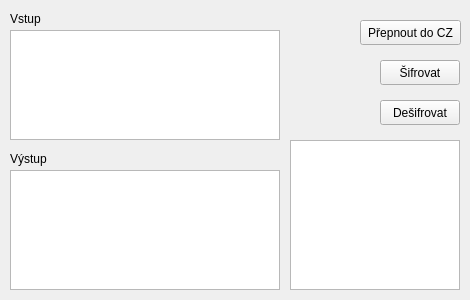
Above: dialog.ui from FAIKRYHB/PlayFair before the change. Below: the same form after it.
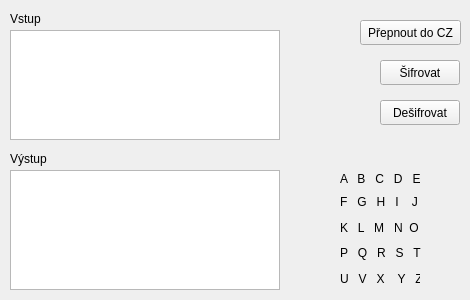
That is the form after the change.

```diff
--- a/dialog.ui
+++ b/dialog.ui
@@ -98,14 +98,69 @@
     <string>Výstup</string>
    </property>
   </widget>
-  <widget class="QTableWidget" name="table">
+  <widget class="QLabel" name="row1">
    <property name="geometry">
     <rect>
-     <x>290</x>
-     <y>140</y>
-     <width>170</width>
-     <height>150</height>
+     <x>340</x>
+     <y>170</y>
+     <width>80</width>
+     <height>17</height>
     </rect>
+   </property>
+   <property name="text">
+    <string>A   B   C   D   E</string>
+   </property>
+  </widget>
+  <widget class="QLabel" name="row4">
+   <property name="geometry">
+    <rect>
+     <x>340</x>
+     <y>244</y>
+     <width>90</width>
+     <height>17</height>
+    </rect>
+   </property>
+   <property name="text">
+    <string>P   Q   R   S   T</string>
+   </property>
+  </widget>
+  <widget class="QLabel" name="row3">
+   <property name="geometry">
+    <rect>
+     <x>340</x>
+     <y>219</y>
+     <width>80</width>
+     <height>17</height>
+    </rect>
+   </property>
+   <property name="text">
+    <string>K   L   M   N  O</string>
+   </property>
+  </widget>
+  <widget class="QLabel" name="row2">
+   <property name="geometry">
+    <rect>
+     <x>340</x>
+     <y>193</y>
+     <width>80</width>
+     <height>17</height>
+    </rect>
+   </property>
+   <property name="text">
+    <string>F   G   H   I    J</string>
+   </property>
+  </widget>
+  <widget class="QLabel" name="row5">
+   <property name="geometry">
+    <rect>
+     <x>340</x>
+     <y>270</y>
+     <width>80</width>
+     <height>17</height>
+    </rect>
+   </property>
+   <property name="text">
+    <string>U   V   X    Y   Z</string>
    </property>
   </widget>
  </widget>
```
